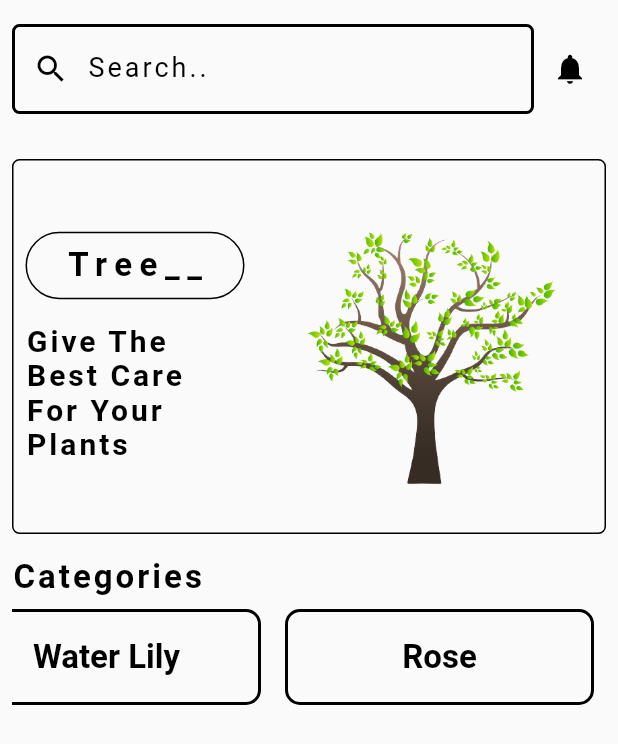
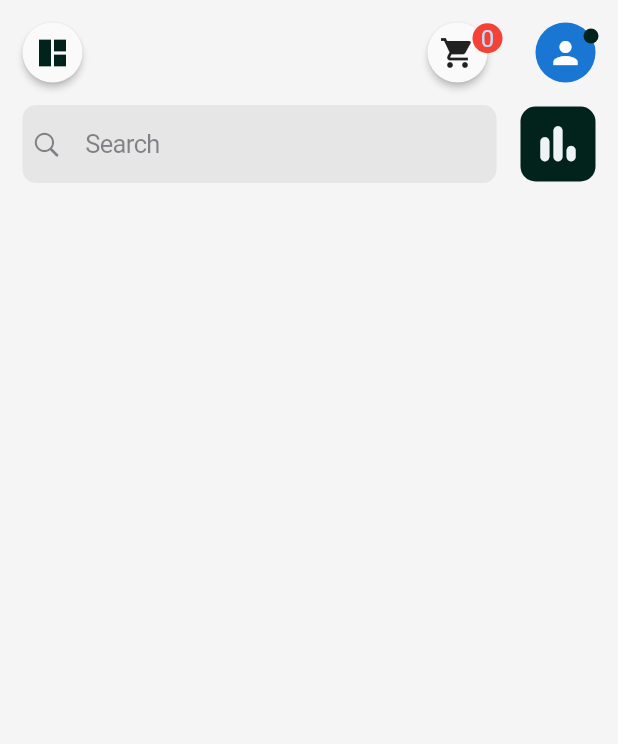
Before and after one commit to rowjoy/tree_shop_ecommerce_with_provider, a Flutter app: the ProdactScreen screen opened directly, on a phone screen of 412 x 824 dp. Shown: the top 744 px of the screen. Run offline on Flutter 3.47's test engine with Material 2 defaults, Android fonts, the phone set to English and light mode, and no system bars; our stand-ins replace flutter_svg, hexcolor; missing offline and left inert: cuberto_bottom_bar.

Commit message:
New design Add

```diff
--- a/lib/core/colors.dart
+++ b/lib/core/colors.dart
@@ -2,7 +2,7 @@
 
 
 class AppColors {
-  static String  greenColor = "#02231C";
+  static String greenColor = "#02231C";
   static String seGreenColor = "#91F086";
   static String midelGreenColor = "#48BF53";
   static String whiteColor = "#EEF4F4";
--- a/lib/modules/onbord_screen/onbord_screen.dart
+++ b/lib/modules/onbord_screen/onbord_screen.dart
@@ -3,7 +3,7 @@
 import 'package:flutter/material.dart';
 import 'package:hexcolor/hexcolor.dart';
 import 'package:tree_shop/core/colors.dart';
-import 'package:tree_shop/modules/onbord_screen/onboard_screen_two.dart';
+import 'package:tree_shop/modules/onbord_screen/onboard_screen_auth.dart';
 import 'package:tree_shop/modules/onbord_screen/onboard_widget/screen_one.dart';
 import 'package:tree_shop/modules/onbord_screen/onboard_widget/screen_three.dart';
 import 'package:tree_shop/modules/onbord_screen/onboard_widget/screen_two.dart';
--- a/lib/modules/views/prodact_screen.dart
+++ b/lib/modules/views/prodact_screen.dart
@@ -1,11 +1,11 @@
 
 
-// ignore_for_file: prefer_const_constructors, sized_box_for_whitespace
+// ignore_for_file: prefer_const_constructors, sized_box_for_whitespace, avoid_unnecessary_containers
 
-import 'dart:ui';
 
+
+import 'package:flutter/cupertino.dart';
 import 'package:flutter/material.dart';
-import 'package:flutter_svg/flutter_svg.dart';
 import 'package:hexcolor/hexcolor.dart';
 import 'package:tree_shop/core/colors.dart';
 
@@ -22,147 +22,94 @@ class _ProdactScreenState extends State<ProdactScreen> {
   @override
   Widget build(BuildContext context) {
     return Scaffold(
-      //backgroundColor: HexColor(AppColors.seGreenColor).withOpacity(0.3),
+      backgroundColor: Colors.grey.withOpacity(0.1),
       body: SafeArea(
         child: Padding(
-          padding: const EdgeInsets.only(left: 8,right: 8, top: 16),
+          padding: const EdgeInsets.all(15.0),
           child: Column(
-            crossAxisAlignment: CrossAxisAlignment.start,
             children: [
-               Row(
+              Container(
+                child: Row(
                   mainAxisAlignment: MainAxisAlignment.spaceBetween,
                   children: [
-                  Expanded(
-                     child: Container(
-                       height: 60,
-                       decoration: BoxDecoration(
-                         borderRadius: BorderRadius.circular(5),
-                         border: Border.all(width: 2, color: HexColor(AppColors.blackColor))
+                    Material(
+                      elevation: 2,
+                      borderRadius: BorderRadius.circular(50),
+                      child: Padding(
+                        padding: const EdgeInsets.all(8.0),
+                        child: Icon(Icons.auto_awesome_mosaic_sharp, color: HexColor(AppColors.greenColor),),
+                      )
                     ),
-                       child: Center(
-                         child: TextField(
-                           style: TextStyle(color: HexColor(AppColors.blackColor)),
-                           decoration: InputDecoration(
-                             prefixIcon: Icon(Icons.search,color: HexColor(AppColors.blackColor),),
-                             hintText: "Search..",
-                             hintStyle: TextStyle(
-                               color: HexColor(AppColors.blackColor),
-                               fontSize: 18,
-                               letterSpacing: 2,
+                    Container(
+                      child: Row(
+                        children: [
+                          Stack(
+                            children: [
+                              Material(
+                                elevation: 2,
+                                borderRadius: BorderRadius.circular(50),
+                                child: Padding(
+                                  padding: const EdgeInsets.all(8.0),
+                                  child: Icon(Icons.shopping_cart),
+                                )
                               ),
-                             border: InputBorder.none,
-                           ),
-                         ),
-                       ),
-                     ),
-                   ),
-                   IconButton(
-                    onPressed: (){},
-                    icon: Icon(
-                      Icons.notifications,
-                      color: HexColor(AppColors.blackColor),
+                              Transform.translate(
+                                offset: Offset(30, 0.5),
+                                child: CircleAvatar(
+                                  radius: 10,
+                                  backgroundColor: Colors.red,
+                                  child: Text("0"),
                                 ),
                               ),
                             ],
                           ),
-               SizedBox(height: 30,),
-               Container(
-                 height: 250,
-                 width: MediaQuery.of(context).size.width,
-                 decoration: BoxDecoration(
-                   border: Border.all(width: 1, color: HexColor(AppColors.blackColor)),
-                   borderRadius: BorderRadius.circular(5),
+                          SizedBox(width: 32,),
+                          Stack(
+                            clipBehavior: Clip.antiAlias,
+                             // ignore: prefer_const_literals_to_create_immutables
+                             children: [
+                                CircleAvatar(
+                                  child: Icon(Icons.person),
                                 ),
-                 child: Padding(
-                   padding: const EdgeInsets.all(8.0),
-                   child: Row(
-                     children: [
-                        Expanded(
-                          child: Column(
-                             mainAxisAlignment: MainAxisAlignment.center,
-                             crossAxisAlignment: CrossAxisAlignment.start,
-                             children: [
-                               Container(
-                                 height: 45,
-                                 width: 150,
-                                  decoration: BoxDecoration(
-                                     borderRadius: BorderRadius.circular(30),
-                                     border: Border.all(width: 1, color: HexColor(AppColors.blackColor))
-                                  ),
-                                  child: Center(
-                                    child: Text(
-                                      "Tree__",
-                                      style: TextStyle(
-                                        fontSize: 22,
-                                        fontWeight: FontWeight.bold,
-                                        color: HexColor(AppColors.blackColor),
-                                        letterSpacing: 5,
+                               Transform.translate(
+                                  offset: Offset(32, 4.0),
+                                  child: CircleAvatar(
+                                    radius: 5,
+                                    backgroundColor: HexColor(AppColors.greenColor),
                                   ),
                                 ),
+                             ],
                           ),
-                               ),
-                               SizedBox(height: 16,),
-                               Text(
-                                  "Give The Best Care For Your Plants",
-                                  style: TextStyle(
-                                    fontSize: 20,
-                                    fontWeight: FontWeight.w600,
-                                    letterSpacing: 2,
-                                    color: HexColor(AppColors.blackColor),
+                        ],
                       ),
                     ),
                   ],
                 ),
               ),
-                      AspectRatio(
-                        aspectRatio: 1,
-                        child: Image.asset("assets/images/onboard_tree.png",),
+              SizedBox(height: 15,),
+              Container(
+                child: Row(
+                  children: [
+                   Expanded(
+                     child: CupertinoSearchTextField(
+                        padding: EdgeInsets.all(16),
+                     ),
+                    ),
+                    SizedBox(width: 16,),
+                    Container(
+                      height: 50,
+                      width: 50,
+                      decoration: BoxDecoration(
+                        color: HexColor(AppColors.greenColor),
+                        borderRadius: BorderRadius.circular(10),
+                      ),
+                      child: Icon(Icons.bar_chart_rounded, color: HexColor(AppColors.whiteColor,),size: 35,),
                     ),
                   ],
                 ),
               ),
-               ),
-              SizedBox(height: 16,),
-               Text("Categories",
-                style: TextStyle(
-                  color: HexColor(AppColors.blackColor),
-                  fontWeight: FontWeight.bold,
-                  letterSpacing: 2,
-                  fontSize: 22,
-                ),
-               ),
-               Container(
-                 height: 80,
-                 child: ListView.builder(
-                   scrollDirection: Axis.horizontal,
-                   reverse: true,
-                   itemCount: categories.length ,
-                   shrinkWrap: true,
-                   itemBuilder:(context , index){
-                     return Padding(
-                       padding: const EdgeInsets.all(8.0),
-                       child: Container(
-                         width: MediaQuery.of(context).size.width / 2,
-                         decoration: BoxDecoration(
-                           border: Border.all(width: 2,color: HexColor(AppColors.blackColor)),
-                           borderRadius: BorderRadius.circular(10),
-                         ),
-                         child: Center(
-                           child: Text(categories[index],
-                              style: TextStyle(
-                                color: HexColor(AppColors.blackColor),
-                                fontSize: 22,
-                                fontWeight: FontWeight.w700,
+              SizedBox(height: 15,),
 
-                              ),
-                            ),
-                          ),
-                       ),
-                     );
-
-                   }
-                  ),
-               )
             ],
           ),
         ),
--- a/pubspec.yaml
+++ b/pubspec.yaml
@@ -38,6 +38,7 @@ dependencies:
   cupertino_icons: ^1.0.2
   flutter_svg: ^1.1.5
   hexcolor: ^3.0.1
+  cuberto_bottom_bar: ^2.0.0
 
 dev_dependencies:
   flutter_test:
```
Also changed, not shown: lib/modules/screen_layout/base_screen_layout.dart (+57 -55 lines), lib/modules/views/like_prodect_screen.dart (added, +20 -0 lines), lib/modules/views/live_chat_screen.dart (added, +20 -0 lines), lib/modules/onbord_screen/onboard_screen_auth.dart (renamed from lib/modules/onbord_screen/onboard_screen_two.dart), pubspec.lock. Lines whose indentation alone changed are shown as unchanged.
